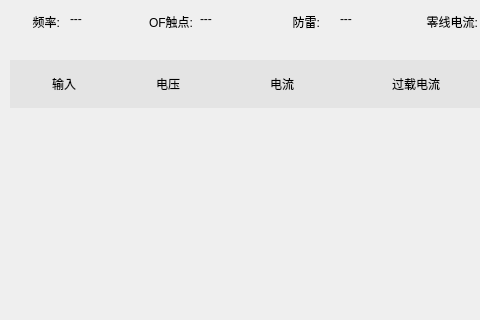
Before: the Qt Designer form BusBar-Qt/line/linewid.ui in luozhiyong131/BusBar, drawn with Qt 5; both pictures show x 0 to 480 and y 0 to 320 of the 1024 by 427 pixel window.
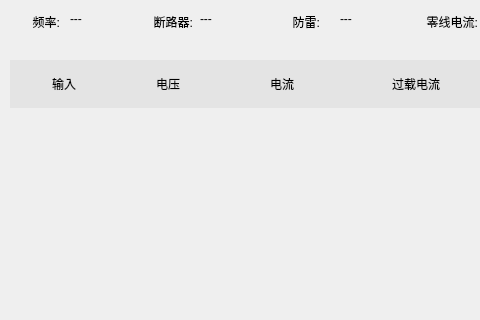
After: the same form once the commit is applied.

Commit message: 添加始端箱零线电流报警，断路器OF触点断开报警和防雷损坏报警日志记录 添加插接箱断路器OF触点断开报警日志记录

Diff of the .ui file:
```diff
--- a/BusBar-Qt/line/linewid.ui
+++ b/BusBar-Qt/line/linewid.ui
@@ -408,7 +408,7 @@
     </size>
    </property>
    <property name="text">
-    <string>OF触点:</string>
+    <string>断路器:</string>
    </property>
    <property name="alignment">
     <set>Qt::AlignRight|Qt::AlignTrailing|Qt::AlignVCenter</set>
```
The commit also changes 6 other files.
